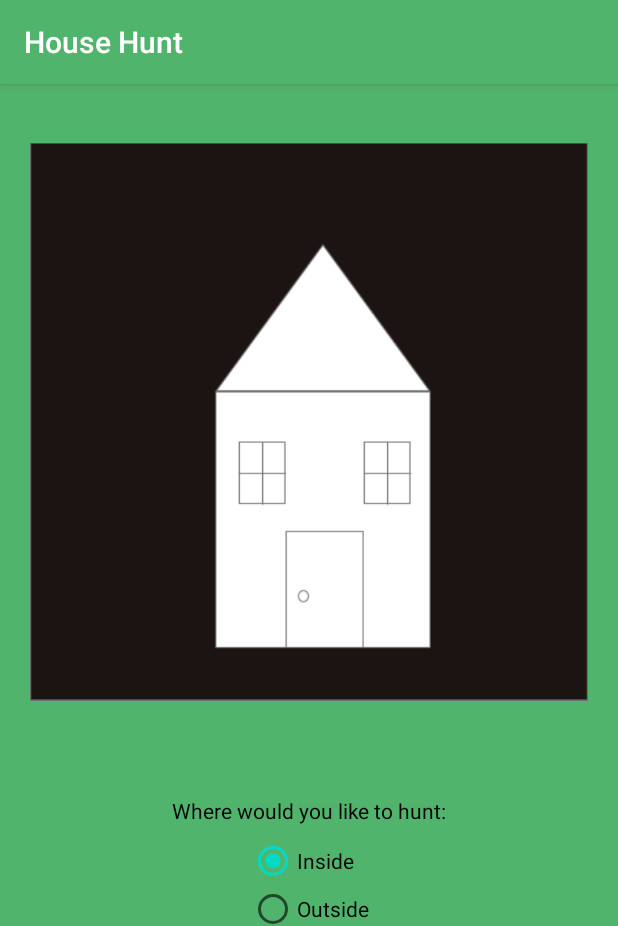
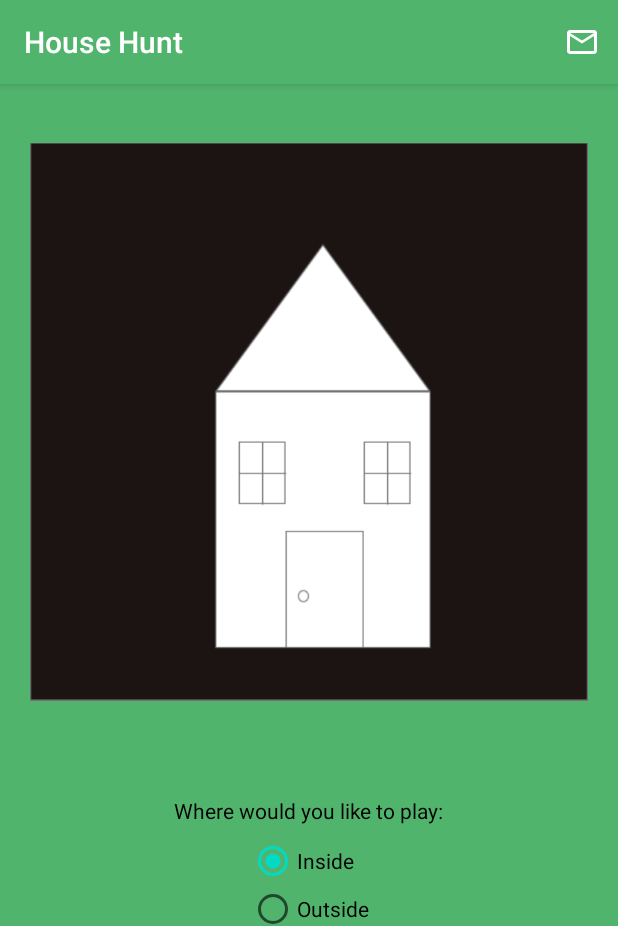
Before and after one commit to bctecnica/House-hunt, an Android app: the screen it shows after launch (MainActivity), on a phone screen of 412 x 824 dp. Shown: the top 926 px of the screen. Run offline under Robolectric (Android 15) with nearby library versions, the phone set to English and light mode, and no system bars.

Commit message:
Popup email for support

```diff
--- a/app/src/main/AndroidManifest.xml
+++ b/app/src/main/AndroidManifest.xml
@@ -9,7 +9,7 @@
         android:roundIcon="@mipmap/ic_launcher_round"
         android:supportsRtl="true"
         android:theme="@style/AppTheme">
-        <activity android:name=".MainGame"></activity>
+        <activity android:name=".MainGame" />
         <activity android:name=".MainActivity">
             <intent-filter>
                 <action android:name="android.intent.action.MAIN" />
--- a/app/src/main/java/com/bctecnica/houseHunt/MainActivity.java
+++ b/app/src/main/java/com/bctecnica/houseHunt/MainActivity.java
@@ -1,13 +1,17 @@
 package com.bctecnica.houseHunt;
 
+import androidx.annotation.NonNull;
 import androidx.appcompat.app.AppCompatActivity;
 import android.content.Intent;
 import android.os.Bundle;
+import android.view.Menu;
+import android.view.MenuItem;
 import android.view.View;
 import android.widget.Button;
 import android.widget.ImageView;
 import android.widget.RadioButton;
 import android.widget.RadioGroup;
+import android.widget.Toast;
 
 public class MainActivity extends AppCompatActivity {
 
@@ -45,5 +49,28 @@ public class MainActivity extends AppCompatActivity {
             }
         });
     }
+    // Info icon in action bar
+    @Override
+    public boolean onCreateOptionsMenu(Menu menu) {
+        MenuItem menuItem = menu.add("info");
+        menuItem.setShowAsAction(MenuItem.SHOW_AS_ACTION_ALWAYS);
+        menuItem.setIcon(R.drawable.email_icon);
+        return true;
+    }
+
+    // Opens info pane when action bar icon is clicked
+    @Override
+    public boolean onOptionsItemSelected(@NonNull MenuItem item) {
+        Intent i = new Intent(Intent.ACTION_SEND);
+        i.setType("message/rfc822");
+        i.putExtra(Intent.EXTRA_EMAIL  , new String[]{"bctecnica@gmail.com"});
+        i.putExtra(Intent.EXTRA_SUBJECT, "House hunt app");
+        try {
+            startActivity(Intent.createChooser(i, "Send e-mail..."));
+        } catch (android.content.ActivityNotFoundException ex) {
+            Toast.makeText(MainActivity.this, "There are no email clients installed.", Toast.LENGTH_SHORT).show();
+        }
+        return super.onOptionsItemSelected(item);
+    }
 
 }
--- /dev/null
+++ b/app/src/main/res/drawable/email_icon.xml
@@ -0,0 +1,10 @@
+<vector xmlns:android="http://schemas.android.com/apk/res/android"
+    android:width="24dp"
+    android:height="24dp"
+    android:viewportWidth="24"
+    android:viewportHeight="24"
+    android:tint="?attr/colorControlNormal">
+  <path
+      android:fillColor="@android:color/white"
+      android:pathData="M20,4L4,4c-1.1,0 -1.99,0.9 -1.99,2L2,18c0,1.1 0.9,2 2,2h16c1.1,0 2,-0.9 2,-2L22,6c0,-1.1 -0.9,-2 -2,-2zM20,18L4,18L4,8l8,5 8,-5v10zM12,11L4,6h16l-8,5z"/>
+</vector>
--- a/app/src/main/res/layout/activity_main.xml
+++ b/app/src/main/res/layout/activity_main.xml
@@ -26,7 +26,7 @@
         android:layout_width="wrap_content"
         android:layout_height="wrap_content"
         android:layout_marginBottom="8dp"
-        android:text="Where would you like to hunt:"
+        android:text="Where would you like to play:"
         android:textColor="#000000"
         app:layout_constraintBottom_toTopOf="@+id/whereSelector"
         app:layout_constraintEnd_toEndOf="parent"
--- a/app/src/main/res/values/strings.xml
+++ b/app/src/main/res/values/strings.xml
@@ -1,3 +1,5 @@
 <resources>
     <string name="app_name">House Hunt</string>
+    <string name="bctecnica">bctecnica</string>
+    <string name="e_mail">e_mail</string>
 </resources>
```
Also changed, not shown: app/src/main/java/com/bctecnica/houseHunt/ItemsToFind.java (+6 -11 lines), app/src/main/java/com/bctecnica/houseHunt/MainGame.java (+9 -3 lines), app/src/main/res/drawable/popup_border.xml (added, +19 -0 lines).
